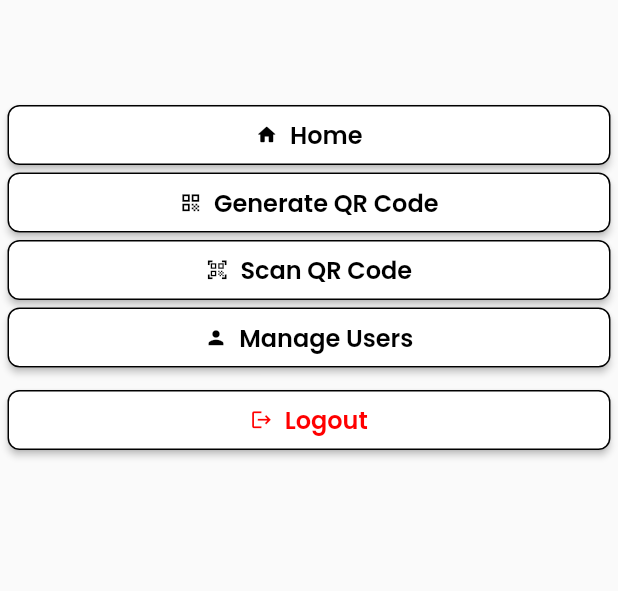
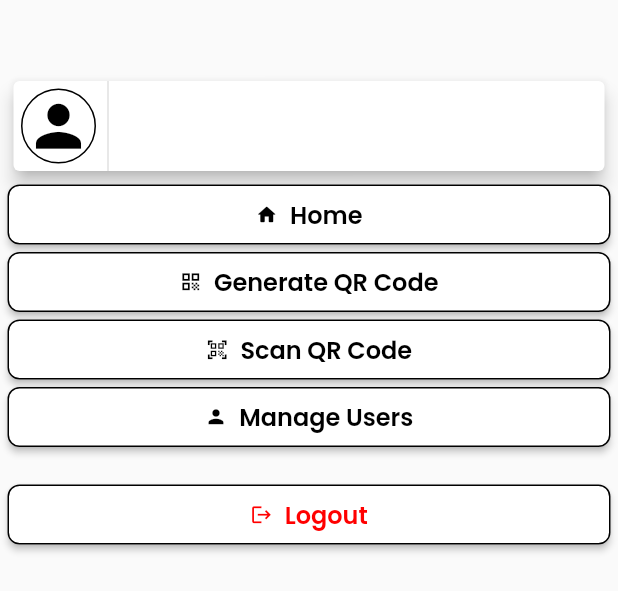
Before and after one commit to FieryRMS/Call-Notifer, a Flutter app: the DrawerListWidget widget shown alone on an empty page, opened directly with empty values, on a phone screen of 412 x 824 dp. Shown: the top 591 px of the screen. Run offline on Flutter 3.47's test engine with Material 2 defaults, Android fonts, the phone set to English and light mode, and no system bars; drawn by our look-alikes of auto_size_text; our stand-ins replace barcode_widget, flutter_html, font_awesome_flutter, google_fonts, parse_server_sdk_flutter, shared_preferences and 1 more; missing offline and left inert: mobile_scanner; accounts and stored records are empty; network calls fail.

Commit message:
minor quality of life updates

```diff
--- a/lib/components/drawer_list/drawer_list_widget.dart
+++ b/lib/components/drawer_list/drawer_list_widget.dart
@@ -44,11 +44,51 @@ class _DrawerListWidgetState extends State<DrawerListWidget> {
   @override
   Widget build(BuildContext context) {
     return Padding(
-        padding: const EdgeInsetsDirectional.fromSTEB(5, 65, 5, 0),
+        padding: const EdgeInsetsDirectional.fromSTEB(5, 50, 5, 0),
         child: ListView(
           padding: EdgeInsets.zero,
           scrollDirection: Axis.vertical,
           children: [
+            Card(
+              elevation: 5,
+              clipBehavior: Clip.antiAliasWithSaveLayer,
+              child: Padding(
+                padding: const EdgeInsetsDirectional.fromSTEB(5, 0, 5, 0),
+                child: Row(
+                  mainAxisSize: MainAxisSize.max,
+                  children: [
+                    Container(
+                      width: 50,
+                      height: 50,
+                      decoration: BoxDecoration(
+                        shape: BoxShape.circle,
+                        border: Border.all(
+                          color: Colors.black,
+                        ),
+                      ),
+                      child: const Icon(
+                        Icons.person,
+                        color: Colors.black,
+                        size: 45,
+                      ),
+                    ),
+                    const SizedBox(
+                      height: 60,
+                      child: VerticalDivider(
+                        thickness: 1,
+                      ),
+                    ),
+                    Text(
+                      ParseService.currentUser.username!,
+                      style: FlutterFlowTheme.of(context).bodyText1.override(
+                            fontFamily: 'Poppins',
+                            fontSize: 20,
+                          ),
+                    ),
+                  ],
+                ),
+              ),
+            ),
             if (ModalRoute.of(context)?.settings.name != '/notif_list')
               Padding(
                 padding: const EdgeInsetsDirectional.fromSTEB(0, 5, 0, 0),
@@ -141,6 +181,11 @@ class _DrawerListWidgetState extends State<DrawerListWidget> {
                   if (context.mounted) {
                     widget.scaffoldKey.currentState!.closeDrawer();
                     showSnackbar(context, verificationResult);
+                    // refresh hack
+                    if (ModalRoute.of(context)?.settings.name !=
+                        '/notif_list') {
+                      Navigator.pushReplacementNamed(context, '/notif_list');
+                    }
                   }
                 },
                 text: 'Scan QR Code',
@@ -200,7 +245,7 @@ class _DrawerListWidgetState extends State<DrawerListWidget> {
                 ),
               ),
             Padding(
-              padding: const EdgeInsetsDirectional.fromSTEB(0, 10, 0, 5),
+              padding: const EdgeInsetsDirectional.fromSTEB(0, 20, 0, 0),
               child: FFButtonWidget(
                 onPressed: () async {
                   final navigator = Navigator.of(context);
--- a/lib/pages/notif_list/notif_list.dart
+++ b/lib/pages/notif_list/notif_list.dart
@@ -19,6 +19,7 @@ class NotifListWidget extends StatefulWidget {
 
 class _NotifListWidgetState extends State<NotifListWidget> {
   late NotifListModel _model;
+  var lzloading = true;
 
   final scaffoldKey = GlobalKey<ScaffoldState>();
   final _unfocusNode = FocusNode();
@@ -85,6 +86,7 @@ class _NotifListWidgetState extends State<NotifListWidget> {
               color: FlutterFlowTheme.of(context).secondaryBackground,
             ),
             child: ParseLiveListWidget<ParseObject>(
+                lazyLoading: lzloading,
                 query: QueryBuilder<ParseObject>(ParseObject('CallLogs'))
                   ..whereNotEqualTo("owner", ParseService.currentUser.username)
                   ..orderByDescending('createdAt'),
```
Also changed, not shown: lib/pages/manage_users/manage_users.dart (+32 -14 lines).
